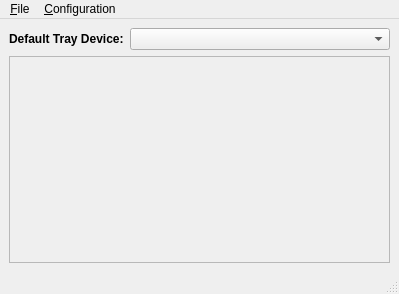
Qt form src-qt4/pc-mixer/MixerGUI.ui (trueos/pcbsd) before a commit.
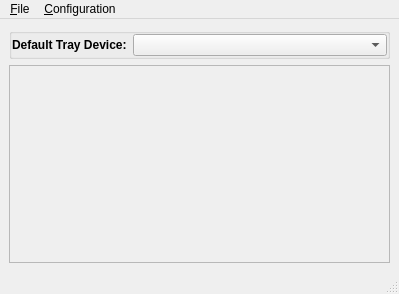
The same form after that commit. Icons and pictures are not drawn.

Commit message: Define a quick optional startup method for pc-mixer, the "-notray" flag will startup the mixer UI without the full tray application.

Diff of the .ui file:
```diff
--- a/src-qt4/pc-mixer/MixerGUI.ui
+++ b/src-qt4/pc-mixer/MixerGUI.ui
@@ -16,7 +16,17 @@
   <widget class="QWidget" name="centralwidget">
    <layout class="QVBoxLayout" name="verticalLayout">
     <item>
+     <widget class="QGroupBox" name="group_tray">
+      <property name="title">
+       <string/>
+      </property>
+      <property name="flat">
+       <bool>true</bool>
+      </property>
      <layout class="QFormLayout" name="formLayout">
+       <property name="margin">
+        <number>0</number>
+       </property>
       <item row="0" column="0">
        <widget class="QLabel" name="label">
         <property name="font">
@@ -34,6 +44,7 @@
        <widget class="QComboBox" name="combo_default"/>
       </item>
      </layout>
+     </widget>
     </item>
     <item>
      <widget class="QScrollArea" name="scrollArea">
@@ -46,7 +57,7 @@
          <x>0</x>
          <y>0</y>
          <width>383</width>
-         <height>209</height>
+         <height>207</height>
         </rect>
        </property>
       </widget>
```
Lines whose indentation alone changed are shown as unchanged. The commit also changes 3 other files.
